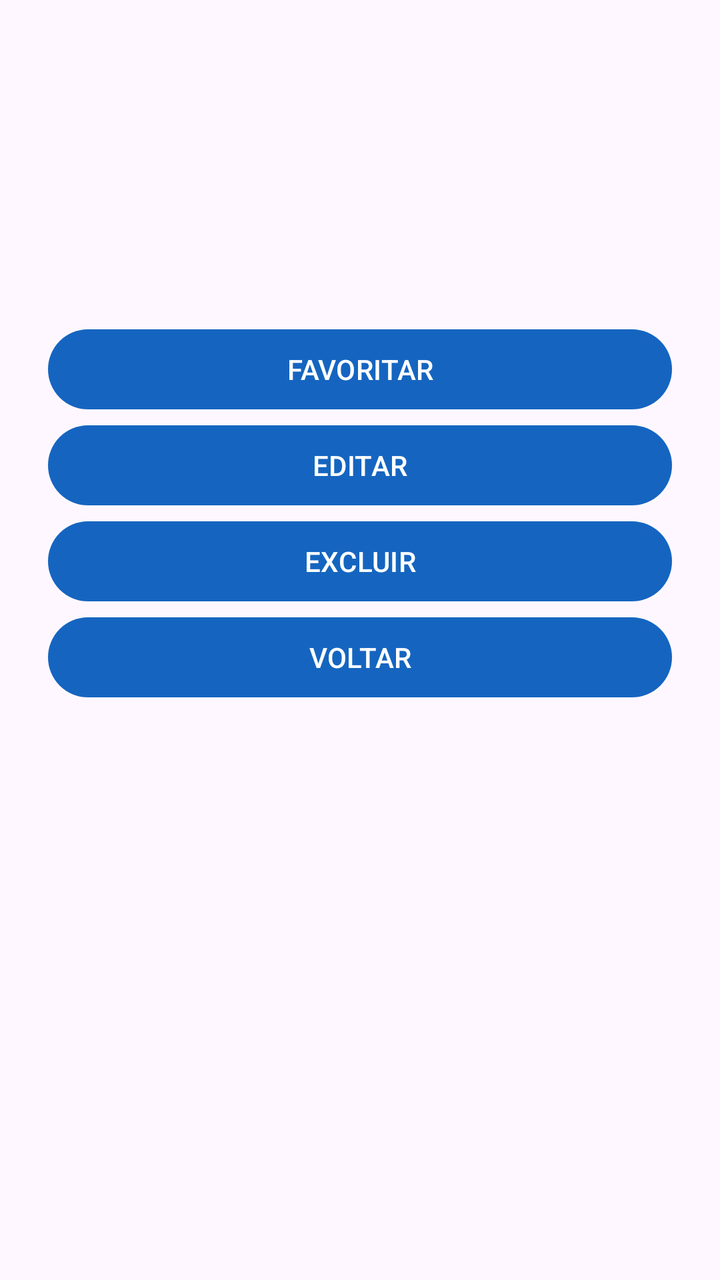
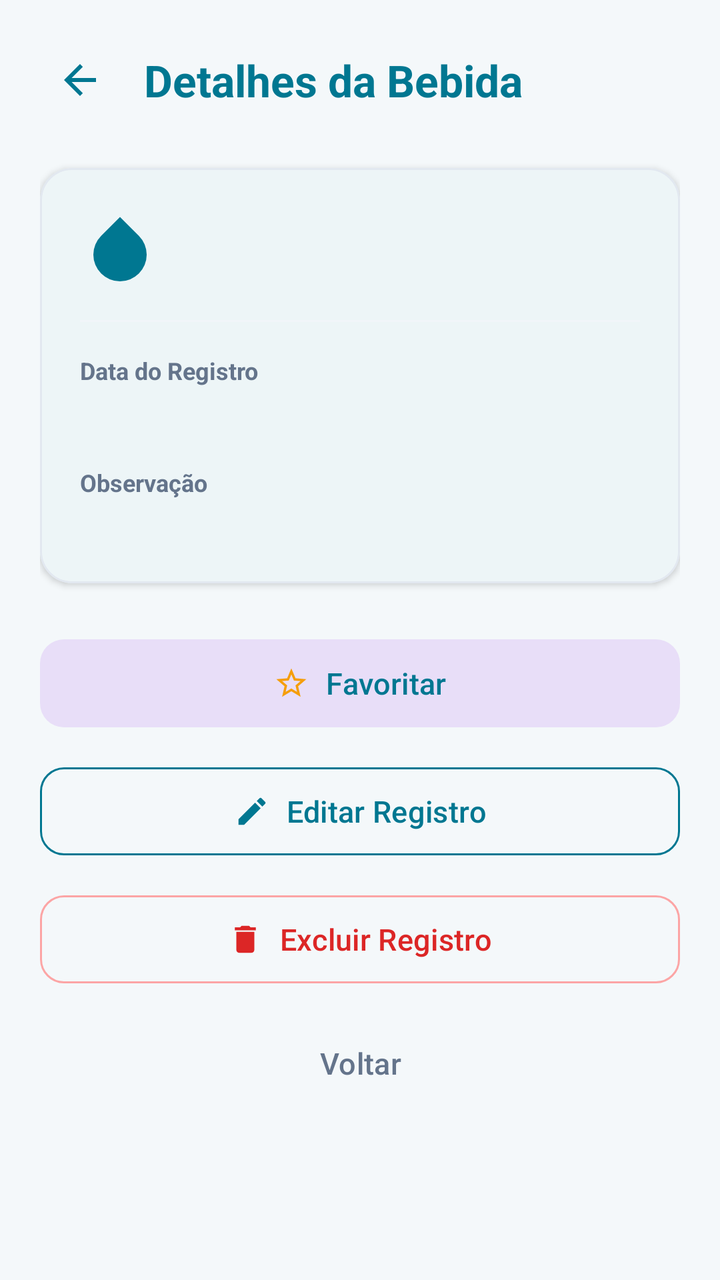

Compare the two renders of this Android layout. The source of the first and the diff that turns it into the second are given below.
<!-- AndroidManifest.xml: application theme Theme.Hidratapp -->
<!-- res/layout/activity_detalhe_bebida.xml -->
<?xml version="1.0" encoding="utf-8"?>
<LinearLayout xmlns:android="http://schemas.android.com/apk/res/android"
    android:id="@+id/main"
    android:layout_width="match_parent"
    android:layout_height="match_parent"
    android:orientation="vertical"
    android:padding="24dp">

    <TextView
        android:id="@+id/tvDetalheNome"
        android:layout_width="match_parent"
        android:layout_height="wrap_content"
        android:textColor="#1565C0"
        android:textSize="28sp"
        android:textStyle="bold" />

    <TextView
        android:id="@+id/tvDetalheInfo"
        android:layout_width="match_parent"
        android:layout_height="wrap_content"
        android:layout_marginTop="8dp"
        android:textSize="16sp" />

    <TextView
        android:id="@+id/tvDetalheObservacao"
        android:layout_width="match_parent"
        android:layout_height="wrap_content"
        android:layout_marginTop="16dp"
        android:textSize="16sp" />

    <Button
        android:id="@+id/btnFavorito"
        android:layout_width="match_parent"
        android:layout_height="wrap_content"
        android:layout_marginTop="32dp"
        android:text="FAVORITAR" />

    <Button
        android:id="@+id/btnEditar"
        android:layout_width="match_parent"
        android:layout_height="wrap_content"
        android:text="EDITAR" />

    <Button
        android:id="@+id/btnExcluir"
        android:layout_width="match_parent"
        android:layout_height="wrap_content"
        android:text="EXCLUIR" />

    <Button
        android:id="@+id/btnVoltar"
        android:layout_width="match_parent"
        android:layout_height="wrap_content"
        android:text="VOLTAR" />
</LinearLayout>
<!-- resources referenced by this layout -->
<resources>
  <style name="Theme.Hidratapp" parent="Base.Theme.Hidratapp" />
  <style name="Base.Theme.Hidratapp" parent="Theme.Material3.DayNight.NoActionBar">
          <item name="colorPrimary">@color/blue_primary</item>
      </style>
  <color name="blue_primary">#1565C0</color>
</resources>

<!-- the commit's change to res/layout/activity_detalhe_bebida.xml (unified diff, before → after) -->
@@ -1,55 +1,183 @@
 <?xml version="1.0" encoding="utf-8"?>
-<LinearLayout xmlns:android="http://schemas.android.com/apk/res/android"
+<ScrollView xmlns:android="http://schemas.android.com/apk/res/android"
+    xmlns:app="http://schemas.android.com/apk/res-auto"
     android:id="@+id/main"
     android:layout_width="match_parent"
     android:layout_height="match_parent"
-    android:orientation="vertical"
-    android:padding="24dp">
+    android:fillViewport="true"
+    android:background="@color/wellness_bg">
 
-    <TextView
-        android:id="@+id/tvDetalheNome"
+    <LinearLayout
         android:layout_width="match_parent"
         android:layout_height="wrap_content"
-        android:textColor="#1565C0"
-        android:textSize="28sp"
-        android:textStyle="bold" />
+        android:orientation="vertical"
+        android:padding="20dp">
 
-    <TextView
-        android:id="@+id/tvDetalheInfo"
-        android:layout_width="match_parent"
-        android:layout_height="wrap_content"
-        android:layout_marginTop="8dp"
-        android:textSize="16sp" />
+        
+        <LinearLayout
+            android:layout_width="match_parent"
+            android:layout_height="wrap_content"
+            android:gravity="center_vertical"
+            android:orientation="horizontal"
+            android:layout_marginBottom="24dp">
 
-    <TextView
-        android:id="@+id/tvDetalheObservacao"
-        android:layout_width="match_parent"
-        android:layout_height="wrap_content"
-        android:layout_marginTop="16dp"
-        android:textSize="16sp" />
+            <ImageButton
+                android:id="@+id/btnHeaderVoltar"
+                android:layout_width="40dp"
+                android:layout_height="40dp"
+                android:background="?attr/selectableItemBackgroundBorderless"
+                android:contentDescription="Voltar"
+                android:src="@drawable/ic_arrow_back"
+                app:tint="@color/teal_primary" />
 
-    <Button
-        android:id="@+id/btnFavorito"
-        android:layout_width="match_parent"
-        android:layout_height="wrap_content"
-        android:layout_marginTop="32dp"
-        android:text="FAVORITAR" />
+            <TextView
+                android:layout_width="wrap_content"
+                android:layout_height="wrap_content"
+                android:layout_marginStart="12dp"
+                android:text="Detalhes da Bebida"
+                android:textColor="@color/teal_primary"
+                android:textSize="22sp"
+                android:textStyle="bold" />
+        </LinearLayout>
 
-    <Button
-        android:id="@+id/btnEditar"
-        android:layout_width="match_parent"
-        android:layout_height="wrap_content"
-        android:text="EDITAR" />
+        
+        <com.google.android.material.card.MaterialCardView
+            android:layout_width="match_parent"
+            android:layout_height="wrap_content"
+            android:layout_marginBottom="24dp"
+            app:cardCornerRadius="16dp"
+            app:cardElevation="2dp"
+            app:strokeWidth="1dp"
+            app:strokeColor="#E2E8F0"
+            app:cardBackgroundColor="@color/wellness_card_bg">
 
-    <Button
-        android:id="@+id/btnExcluir"
-        android:layout_width="match_parent"
-        android:layout_height="wrap_content"
-        android:text="EXCLUIR" />
+            <LinearLayout
+                android:layout_width="match_parent"
+                android:layout_height="wrap_content"
+                android:orientation="vertical"
+                android:padding="20dp">
 
-    <Button
-        android:id="@+id/btnVoltar"
-        android:layout_width="match_parent"
-        android:layout_height="wrap_content"
-        android:text="VOLTAR" />
-</LinearLayout>
+                <LinearLayout
+                    android:layout_width="match_parent"
+                    android:layout_height="wrap_content"
+                    android:gravity="center_vertical"
+                    android:orientation="horizontal">
+
+                    <ImageView
+                        android:layout_width="40dp"
+                        android:layout_height="40dp"
+                        android:contentDescription="Bebida"
+                        android:src="@drawable/ic_water_drop"
+                        app:tint="@color/teal_primary" />
+
+                    <TextView
+                        android:id="@+id/tvDetalheNome"
+                        android:layout_width="match_parent"
+                        android:layout_height="wrap_content"
+                        android:layout_marginStart="12dp"
+                        android:textColor="@color/teal_primary"
+                        android:textSize="22sp"
+                        android:textStyle="bold" />
+                </LinearLayout>
+
+                <View
+                    android:layout_width="match_parent"
+                    android:layout_height="1dp"
+                    android:layout_marginVertical="16dp"
+                    android:background="#F1F5F9" />
+
+                <TextView
+                    android:layout_width="wrap_content"
+                    android:layout_height="wrap_content"
+                    android:text="Data do Registro"
+                    android:textColor="@color/text_secondary"
+                    android:textSize="12sp"
+                    android:textStyle="bold" />
+
+                <TextView
+                    android:id="@+id/tvDetalheInfo"
+                    android:layout_width="match_parent"
+                    android:layout_height="wrap_content"
+                    android:layout_marginTop="2dp"
+                    android:textColor="@color/text_primary"
+                    android:textSize="16sp" />
+
+                <TextView
+                    android:layout_width="wrap_content"
+                    android:layout_height="wrap_content"
+                    android:layout_marginTop="16dp"
+                    android:text="Observação"
+                    android:textColor="@color/text_secondary"
+                    android:textSize="12sp"
+                    android:textStyle="bold" />
+
+                <TextView
+                    android:id="@+id/tvDetalheObservacao"
+                    android:layout_width="match_parent"
+                    android:layout_height="wrap_content"
+                    android:layout_marginTop="2dp"
+                    android:textColor="@color/text_primary"
+                    android:textSize="15sp" />
+
+            </LinearLayout>
+        </com.google.android.material.card.MaterialCardView>
+
+        
+        <com.google.android.material.button.MaterialButton
+            android:id="@+id/btnFavorito"
+            style="@style/Widget.Material3.Button.TonalButton"
+            android:layout_width="match_parent"
+            android:layout_height="52dp"
+            android:layout_marginBottom="12dp"
+            android:text="Favoritar"
+            android:textColor="@color/teal_primary"
+            android:textSize="15sp"
+            app:cornerRadius="12dp"
+            app:icon="@drawable/ic_star_border"
+            app:iconGravity="textStart"
+            app:iconPadding="8dp"
+            app:iconTint="@color/star_gold" />
+
+        <com.google.android.material.button.MaterialButton
+            android:id="@+id/btnEditar"
+            style="@style/Widget.Material3.Button.OutlinedButton"
+            android:layout_width="match_parent"
+            android:layout_height="52dp"
+            android:layout_marginBottom="12dp"
+            android:text="Editar Registro"
+            android:textColor="@color/teal_primary"
+            android:textSize="15sp"
+            app:cornerRadius="12dp"
+            app:icon="@drawable/ic_edit"
+            app:iconGravity="textStart"
+            app:iconPadding="8dp"
+            app:iconTint="@color/teal_primary"
+            app:strokeColor="@color/teal_primary" />
+
+        <com.google.android.material.button.MaterialButton
+            android:id="@+id/btnExcluir"
+            style="@style/Widget.Material3.Button.OutlinedButton"
+            android:layout_width="match_parent"
+            android:layout_height="52dp"
+            android:layout_marginBottom="12dp"
+            android:text="Excluir Registro"
+            android:textColor="@color/alert_text"
+            android:textSize="15sp"
+            app:cornerRadius="12dp"
+            app:icon="@drawable/ic_delete"
+            app:iconGravity="textStart"
+            app:iconPadding="8dp"
+            app:iconTint="@color/alert_text"
+            app:strokeColor="@color/alert_border" />
+
+        <com.google.android.material.button.MaterialButton
+            android:id="@+id/btnVoltar"
+            style="@style/Widget.Material3.Button.TextButton"
+            android:layout_width="match_parent"
+            android:layout_height="48dp"
+            android:text="Voltar"
+            android:textColor="@color/text_secondary"
+            android:textSize="15sp" />
+
+    </LinearLayout>
+</ScrollView>
<!-- resource entries referenced after the edit -->
@@ -1,9 +1,74 @@
 <!-- resources referenced by this layout -->
 <resources>
+  <color name="alert_border">#FCA5A5</color>
+  <color name="alert_text">#DC2626</color>
+  <color name="star_gold">#F59E0B</color>
+  <color name="teal_primary">#007791</color>
+  <color name="text_primary">#1E293B</color>
+  <color name="text_secondary">#64748B</color>
+  <color name="wellness_bg">#F4F8FA</color>
+  <color name="wellness_card_bg">#FFFFFF</color>
+  <!-- drawable ic_arrow_back (drawable) -->
+  <vector xmlns:android="http://schemas.android.com/apk/res/android"
+      android:width="24dp"
+      android:height="24dp"
+      android:viewportWidth="24"
+      android:viewportHeight="24">
+    <path
+        android:fillColor="@color/teal_primary"
+        android:pathData="M20,11H7.83l5.59,-5.59L12,4l-8,8 8,8 1.41,-1.41L7.83,13H20v-2z"/>
+  </vector>
+  <!-- drawable ic_delete (drawable) -->
+  <vector xmlns:android="http://schemas.android.com/apk/res/android"
+      android:width="24dp"
+      android:height="24dp"
+      android:viewportWidth="24"
+      android:viewportHeight="24">
+    <path
+        android:fillColor="@color/alert_text"
+        android:pathData="M6,19c0,1.1 0.9,2 2,2h8c1.1,0 2,-0.9 2,-2V7H6v12zM19,4h-3.5l-1,-1h-5l-1,1H5v2h14V4z"/>
+  </vector>
+  <!-- drawable ic_edit (drawable) -->
+  <vector xmlns:android="http://schemas.android.com/apk/res/android"
+      android:width="24dp"
+      android:height="24dp"
+      android:viewportWidth="24"
+      android:viewportHeight="24">
+    <path
+        android:fillColor="@color/teal_primary"
+        android:pathData="M3,17.25V21h3.75L17.81,9.94l-3.75,-3.75L3,17.25zM20.71,7.04c0.39,-0.39 0.39,-1.02 0,-1.41l-2.34,-2.34c-0.39,-0.39 -1.02,-0.39 -1.41,0l-1.83,1.83 3.75,3.75 1.83,-1.83z"/>
+  </vector>
+  <!-- drawable ic_star_border (drawable) -->
+  <vector xmlns:android="http://schemas.android.com/apk/res/android"
+      android:width="24dp"
+      android:height="24dp"
+      android:viewportWidth="24"
+      android:viewportHeight="24">
+    <path
+        android:fillColor="@color/text_secondary"
+        android:pathData="M22,9.24l-7.19,-0.62L12,2L9.19,8.63L2,9.24l5.46,4.73L5.82,21L12,17.27L18.18,21l-1.63,-7.03L22,9.24zM12,15.4l-3.76,2.27 1,-4.28 -3.32,-2.88 4.38,-0.38L12,6.1l1.71,4.04 4.38,0.38 -3.32,2.88 1,4.28L12,15.4z"/>
+  </vector>
+  <!-- drawable ic_water_drop (drawable) -->
+  <vector xmlns:android="http://schemas.android.com/apk/res/android"
+      android:width="24dp"
+      android:height="24dp"
+      android:viewportWidth="24"
+      android:viewportHeight="24">
+    <path
+        android:fillColor="@color/teal_primary"
+        android:pathData="M12,2.69l5.66,5.66a8,8 0,1 1,-11.31 0z"/>
+  </vector>
   <style name="Theme.Hidratapp" parent="Base.Theme.Hidratapp" />
   <style name="Base.Theme.Hidratapp" parent="Theme.Material3.DayNight.NoActionBar">
-          <item name="colorPrimary">@color/blue_primary</item>
+          <item name="colorPrimary">@color/teal_primary</item>
+          <item name="colorOnPrimary">@color/white</item>
+          <item name="colorPrimaryContainer">@color/teal_light</item>
+          <item name="colorSecondary">@color/teal_accent</item>
+          <item name="android:colorBackground">@color/wellness_bg</item>
+          <item name="colorSurface">@color/wellness_card_bg</item>
       </style>
-  <color name="blue_primary">#1565C0</color>
+  <color name="white">#FFFFFFFF</color>
+  <color name="teal_light">#E0F2F1</color>
+  <color name="teal_accent">#0097A7</color>
 </resources>
 
